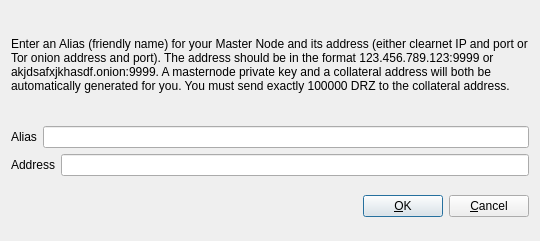
First picture: the form in src/qt/forms/addeditadrenalinenode.ui, repository chrysophylax69/droidz-1, before the edit.
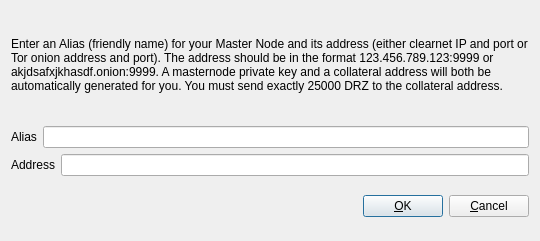
Second picture: the form after the edit.

Commit message: Correct dialog MN collateral

```diff
--- a/src/qt/forms/addeditadrenalinenode.ui
+++ b/src/qt/forms/addeditadrenalinenode.ui
@@ -34,7 +34,7 @@
         </sizepolicy>
        </property>
        <property name="text">
-        <string>&lt;html&gt;&lt;head/&gt;&lt;body&gt;&lt;p&gt;Enter an Alias (friendly name) for your Master Node and its address (either clearnet IP and port or Tor onion address and port).  The address should be in the format 123.456.789.123:9999 or akjdsafxjkhasdf.onion:9999.  A masternode private key and a collateral address will both be automatically generated for you.  You must send exactly 100000 DRZ to the collateral address.&lt;/p&gt;&lt;/body&gt;&lt;/html&gt;</string>
+        <string>&lt;html&gt;&lt;head/&gt;&lt;body&gt;&lt;p&gt;Enter an Alias (friendly name) for your Master Node and its address (either clearnet IP and port or Tor onion address and port).  The address should be in the format 123.456.789.123:9999 or akjdsafxjkhasdf.onion:9999.  A masternode private key and a collateral address will both be automatically generated for you.  You must send exactly 25000 DRZ to the collateral address.&lt;/p&gt;&lt;/body&gt;&lt;/html&gt;</string>
        </property>
        <property name="wordWrap">
         <bool>true</bool>
```
